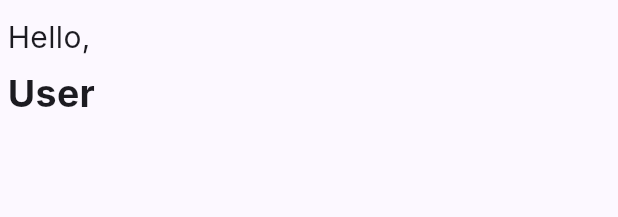
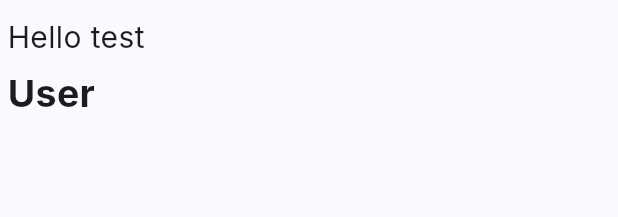
Before and after one commit to bens1001/medical_app_ui, a Flutter app: the AppBarTitle widget shown alone on an empty page, opened directly, on a phone screen of 412 x 824 dp. Shown: the top 217 px of the screen. Run offline on Flutter 3.47's test engine with Material 3 defaults, Android fonts, the phone set to English and light mode, and no system bars; our stand-ins replace get; Roboto replaces fonts that are missing (Inter).

Commit message:
ready use

```diff
--- a/lib/main.dart
+++ b/lib/main.dart
@@ -1,6 +1,7 @@
 import 'package:flutter/material.dart';
 import 'package:medical_app_ui/modules/onboarding/view.dart';
 import 'package:get/get.dart';
+import 'package:medical_app_ui/translations/messages.dart';
 
 void main() {
   runApp(const MyApp());
@@ -21,6 +22,8 @@
         ),
         useMaterial3: true,
       ),
+      translations: Message(),
+      locale: const Locale('en'),
       home: const OnboardingScreen(),
     );
   }
--- a/lib/modules/home/widgets/appbar_title.dart
+++ b/lib/modules/home/widgets/appbar_title.dart
@@ -1,17 +1,18 @@
 import 'package:flutter/material.dart';
+import 'package:get/get.dart';
 
 class AppBarTitle extends StatelessWidget {
-  const AppBarTitle({super.key});
+  AppBarTitle({super.key});
   @override
   Widget build(BuildContext context) {
-    return const Column(
+    return Column(
       crossAxisAlignment: CrossAxisAlignment.start,
       children: [
         Padding(
-          padding: EdgeInsets.only(top: 10, left: 5),
+          padding: const EdgeInsets.only(top: 10, left: 5),
           child: Text(
-            'Hello,',
-            style: TextStyle(
+            'h'.tr,
+            style: const TextStyle(
               fontFamily: 'Inter',
               fontWeight: FontWeight.normal,
               fontSize: 20,
--- a/lib/modules/home/widgets/listview_doctor_container.dart
+++ b/lib/modules/home/widgets/listview_doctor_container.dart
@@ -24,7 +24,7 @@
       ),
       height: 60,
       child: Padding(
-        padding: const EdgeInsets.all(25),
+        padding: const EdgeInsets.symmetric(horizontal: 5, vertical: 5),
         child: Column(
           children: [
             Stack(
@@ -85,7 +85,7 @@
             Text(
               speciality,
               style: const TextStyle(
-                fontSize: 15,
+                fontSize: 13,
                 fontFamily: 'Inter',
                 fontWeight: FontWeight.normal,
                 color: Colors.grey,
--- a/lib/modules/onboarding/Widgets/get_started_button.dart
+++ b/lib/modules/onboarding/Widgets/get_started_button.dart
@@ -27,7 +27,7 @@
             ),
           ),
           onPressed: () {
-            Get.to(() => const HomeScreen());
+            Get.to(() => HomeScreen());
           },
         ),
       ),
--- /dev/null
+++ b/lib/translations/messages.dart
@@ -0,0 +1,13 @@
+import 'package:get/get.dart';
+
+class Message extends Translations {
+  @override
+  Map<String, Map<String, String>> get keys => {
+        "ar": {
+          "h": "طبيب",
+        },
+        "en": {
+          "h": "Hello test",
+        },
+      };
+}
```
Also changed, not shown: lib/core/utils/extensions.dart (added, +10 -0 lines), lib/modules/home/view.dart (+18 -8 lines), lib/translations/controller.dart (added, +13 -0 lines).
